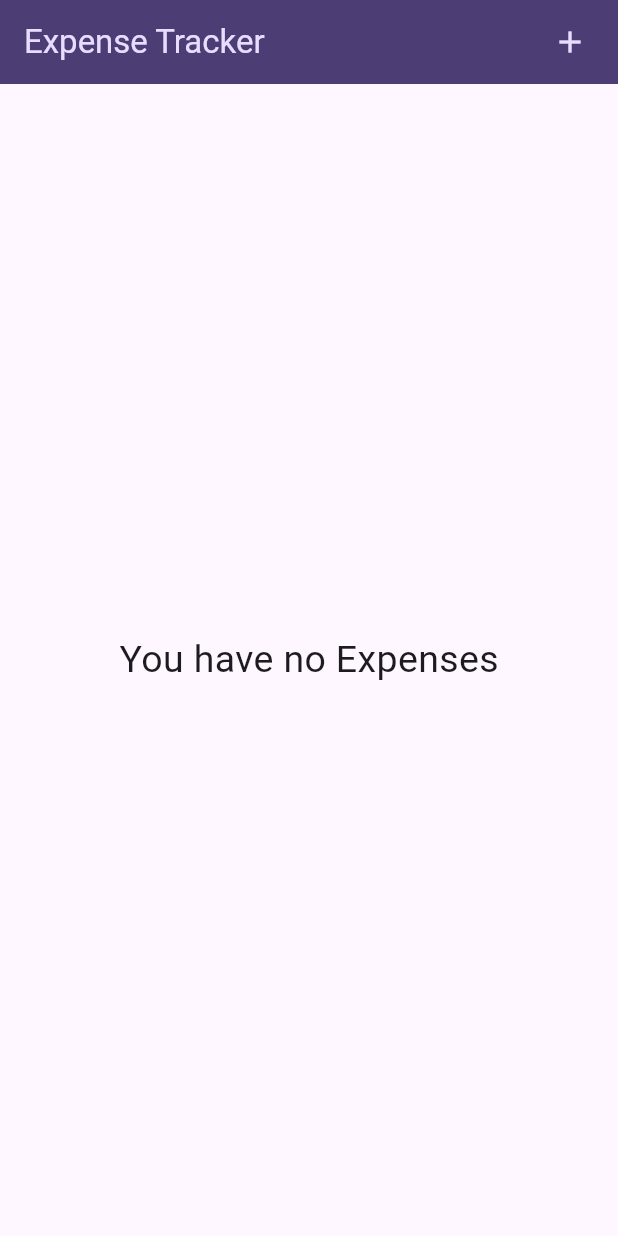
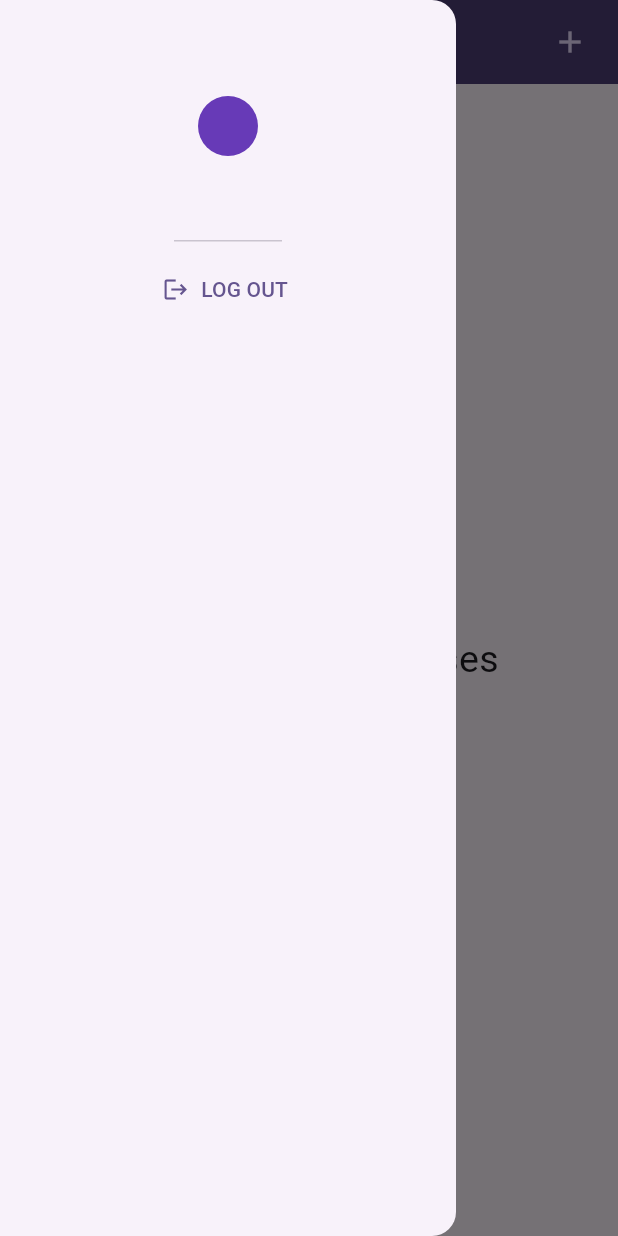
Before and after one commit to adebola-duf/my_expense_tracker_app, a Flutter app: the ExpensesAppScreen screen opened directly, with the side drawer open (before the commit the screen has no drawer), on a phone screen of 412 x 824 dp. Run offline on Flutter 3.47's test engine with Material 3 defaults, Android fonts, the phone set to English and light mode, and no system bars; our stand-ins replace flutter_riverpod.

Commit message:
created the log out functionality.

```diff
--- a/lib/screens/expenses_app_screen.dart
+++ b/lib/screens/expenses_app_screen.dart
@@ -1,6 +1,7 @@
 import 'package:flutter/material.dart';
 import 'package:my_expense_tracker_app/models/expense.dart';
 import 'package:my_expense_tracker_app/providers/all_expenses_provider.dart';
+import 'package:my_expense_tracker_app/screens/login_screen.dart';
 import 'package:my_expense_tracker_app/widgets/chart/chart.dart';
 import 'package:my_expense_tracker_app/widgets/expenses_list.dart';
 import 'package:my_expense_tracker_app/widgets/new_expense_form_modal_sheet.dart';
@@ -26,12 +27,36 @@ class _ExpensesAppScreenState extends ConsumerState<ExpensesAppScreen> {
     );
   }
 
+  void _logUserOut() {
+    Navigator.of(context).pushReplacement(
+      MaterialPageRoute(
+        builder: (context) => const LoginScreen(),
+      ),
+    );
+  }
+
   @override
   Widget build(BuildContext context) {
     final List<Expense> allExpenses = ref.watch(allExpensesProvider);
 
     final availalbleWidth = MediaQuery.of(context).size.width;
     return Scaffold(
+      drawer: Drawer(
+        child: Column(
+          children: [
+            const DrawerHeader(
+              child: CircleAvatar(
+                backgroundColor: Colors.deepPurple,
+              ),
+            ),
+            TextButton.icon(
+              onPressed: _logUserOut,
+              icon: const Icon(Icons.logout),
+              label: const Text("LOG OUT"),
+            ),
+          ],
+        ),
+      ),
       appBar: AppBar(
         actions: [
           Padding(
```
Also changed, not shown: lib/screens/login_screen.dart (+21 -0 lines), lib/screens/signup_screen.dart (+22 -0 lines).
